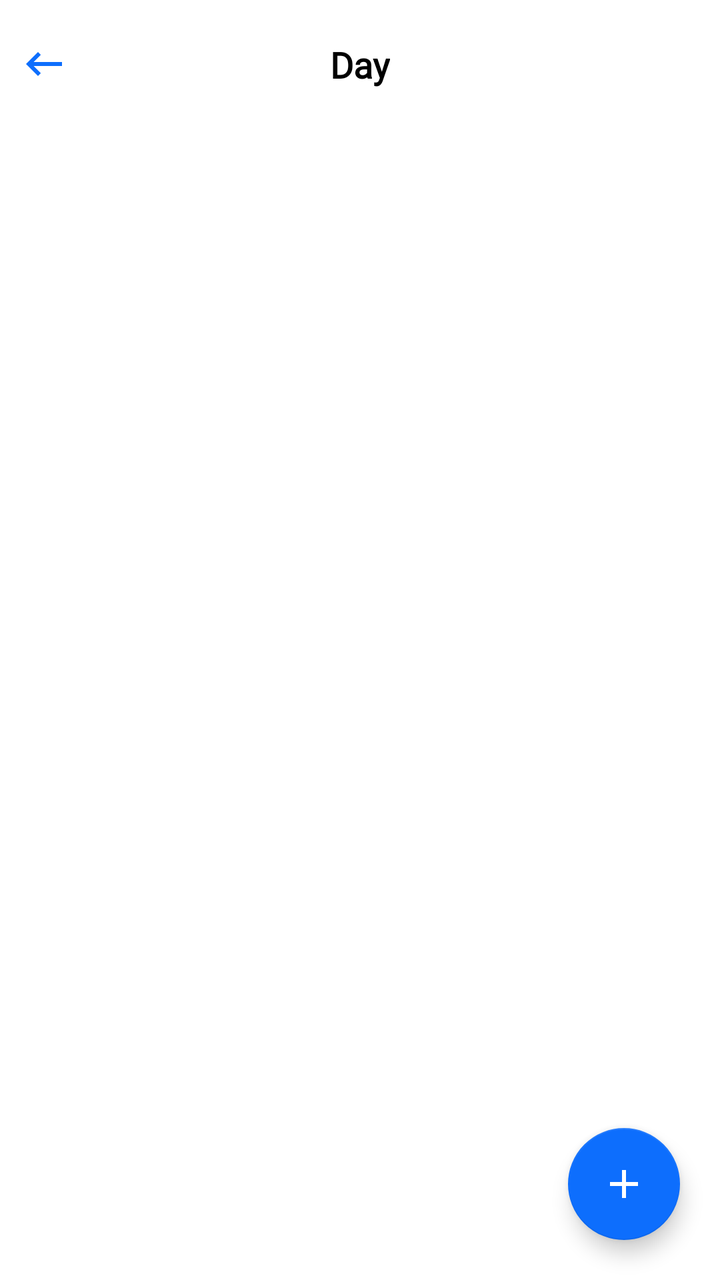
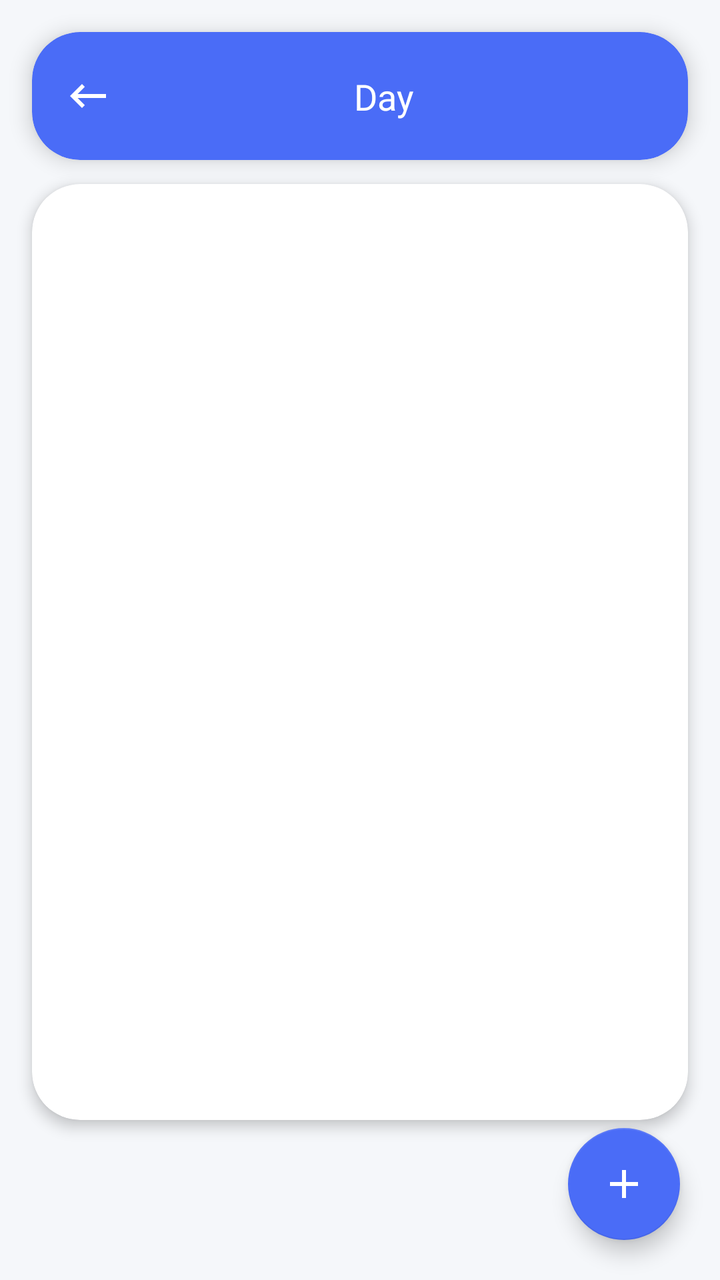

Compare the two renders of this Android layout. The source of the first and the diff that turns it into the second are given below.
<!-- AndroidManifest.xml: application theme Theme.LMSKotlin -->
<!-- res/layout/activity_time_table.xml -->
<?xml version="1.0" encoding="utf-8"?>
<RelativeLayout xmlns:android="http://schemas.android.com/apk/res/android"
    xmlns:app="http://schemas.android.com/apk/res-auto"
    xmlns:tools="http://schemas.android.com/tools"
    android:layout_width="match_parent"
    android:layout_height="match_parent"
    android:background="@color/white"
    tools:context=".TimeTableActivity">

    <RelativeLayout
        android:id="@+id/toolbarRl"
        android:layout_width="match_parent"
        android:layout_height="wrap_content"
        android:layout_marginTop="20dp"
        android:elevation="20dp"
        android:gravity="center_vertical">

        <ImageView
            android:id="@+id/backBtn"
            android:layout_width="wrap_content"
            android:layout_height="wrap_content"
            android:layout_marginStart="10dp"
            android:src="@drawable/ic_back_black"
            app:tint="@color/colorPrimary" />

        <TextView
            android:id="@+id/dayTv"
            android:layout_width="wrap_content"
            android:layout_height="wrap_content"
            android:layout_centerHorizontal="true"
            android:fontFamily="@font/segoe_ui_bold"
            android:text="Day"
            android:textColor="@color/black"
            android:textSize="18sp"
            android:textStyle="bold" />

    </RelativeLayout>

    <RelativeLayout
        android:id="@+id/classRv"
        android:layout_width="match_parent"
        android:layout_height="wrap_content"
        android:layout_below="@id/toolbarRl"
        android:layout_marginTop="20dp"
        android:layout_marginBottom="60dp">

        <androidx.recyclerview.widget.RecyclerView
            android:id="@+id/timeTableRv"
            android:layout_width="match_parent"
            android:layout_height="wrap_content"
            android:layout_marginEnd="5dp"
            android:layout_marginStart="5dp"
            android:orientation="vertical"
            app:layoutManager="androidx.recyclerview.widget.LinearLayoutManager"
            tools:listitem="@layout/row_timetable" />

    </RelativeLayout>




    <com.google.android.material.floatingactionbutton.FloatingActionButton
        android:id="@+id/updateTimeTableBtn"
        android:layout_width="72dp"
        android:layout_height="72dp"
        android:layout_alignParentBottom="true"
        android:layout_alignParentEnd="true"
        android:layout_marginBottom="20dp"
        android:layout_marginEnd="20dp"
        android:src="@drawable/ic_add_white"
        app:tint="@color/white"
        android:elevation="12sp" />


</RelativeLayout>
<!-- res/layout/row_timetable.xml (included above) -->
<androidx.cardview.widget.CardView xmlns:android="http://schemas.android.com/apk/res/android"
    xmlns:app="http://schemas.android.com/apk/res-auto"
    android:layout_width="match_parent"
    android:layout_height="180dp"
    xmlns:ndroid="http://schemas.android.com/tools"
    android:elevation="10dp"
    android:layout_marginStart="10dp"
    android:layout_marginEnd="10dp"
    android:layout_marginTop="10dp"
    android:layout_marginBottom="10dp"
    app:cardBackgroundColor="@color/white"
    app:cardCornerRadius="20dp">

    <RelativeLayout
        android:layout_width="match_parent"
        android:layout_height="match_parent">

        <TextView
            android:id="@+id/startTimeTv"
            android:layout_width="60dp"
            android:layout_height="60dp"
            android:layout_alignParentTop="true"
            android:layout_marginStart="10dp"
            android:layout_marginTop="15dp"
            android:background="@drawable/shape_rect_06"
            android:backgroundTint="#FBEAEB"
            android:fontFamily="@font/seg_ui_semibold"
            android:gravity="center"
            android:padding="5dp"
            android:text="9:30 am"
            android:textColor="@color/black"
            android:textSize="18sp" />

        <TextView
            android:id="@+id/endTimeTv"
            android:layout_width="60dp"
            android:layout_height="60dp"
            android:layout_alignParentBottom="true"
            android:layout_marginBottom="15dp"
            android:layout_marginStart="10dp"
            android:background="@drawable/shape_rect_06"
            android:backgroundTint="#FBEAEB"
            android:fontFamily="@font/seg_ui_semibold"
            android:gravity="center"
            android:padding="5dp"
            android:text="9:30 am"
            android:textColor="@color/black"
            android:textSize="18sp" />

        <TextView
            android:id="@+id/subNameTv"
            android:layout_width="match_parent"
            android:layout_height="wrap_content"
            android:layout_marginEnd="5dp"
            android:layout_marginStart="30dp"
            android:layout_marginTop="10dp"
            android:layout_toEndOf="@id/startTimeTv"
            android:drawablePadding="22dp"
            android:drawableStart="@drawable/ic_library_primary"
            android:drawableTint="@color/black"
            android:fontFamily="@font/segoe_ui_bold"
            android:maxLines="1"
            android:text="Subject Name"
            android:textAlignment="textStart"
            android:textColor="@color/black"
            android:textSize="16sp" />

        <TextView
            android:id="@+id/teacherNameTv"
            android:layout_width="match_parent"
            android:layout_height="wrap_content"
            android:layout_below="@id/subNameTv"
            android:layout_centerInParent="true"
            android:layout_marginEnd="5dp"
            android:layout_marginStart="30dp"
            android:layout_marginTop="15dp"
            android:layout_toEndOf="@id/startTimeTv"
            android:drawablePadding="22dp"
            android:drawableStart="@drawable/ic_person_gray"
            android:drawableTint="@color/colorGray02"
            android:fontFamily="@font/seg_ui_semibold"
            android:maxLines="1"
            android:text="Anurag Kashyap"
            android:textSize="16sp"
            ndroid:layout_toEndOf="@id/startTimeTv" />

        <TextView
            android:id="@+id/ongoingTopicTv"
            android:layout_width="match_parent"
            android:layout_height="wrap_content"
            android:layout_below="@id/teacherNameTv"
            android:layout_centerInParent="true"
            android:layout_marginEnd="5dp"
            android:layout_marginStart="30dp"
            android:layout_marginTop="15dp"
            android:layout_toEndOf="@id/startTimeTv"
            android:drawablePadding="22dp"
            android:drawableStart="@drawable/ic_library_primary"
            android:drawableTint="@color/colorGray02"
            android:fontFamily="@font/seg_ui_semibold"
            android:gravity="center_vertical"
            android:maxLines="1"
            android:text="Ongoing Topic"
            android:textSize="16sp"
            ndroid:layout_toEndOf="@id/startTimeTv" />

        <TextView
            android:id="@+id/syllabusCompletedTv"
            android:layout_width="wrap_content"
            android:layout_height="wrap_content"
            android:layout_alignParentBottom="true"
            android:layout_centerInParent="true"
            android:layout_marginBottom="20dp"
            android:layout_marginStart="30dp"
            android:layout_toEndOf="@id/endTimeTv"
            android:fontFamily="@font/segoe_ui_bold"
            android:text="92%"
            android:textColor="@color/black"
            android:textSize="16sp"
            ndroid:layout_toEndOf="@id/startTimeTv" />

        <TextView
            android:id="@+id/tv"
            android:layout_width="wrap_content"
            android:layout_height="wrap_content"
            android:layout_alignParentBottom="true"
            android:layout_marginBottom="17dp"
            android:layout_marginStart="10dp"
            android:layout_toEndOf="@id/syllabusCompletedTv"
            android:fontFamily="@font/seg_ui_semibold"
            android:text="Syllabus completed"
            android:textSize="16sp" />

    </RelativeLayout>

</androidx.cardview.widget.CardView>
<!-- resources referenced by this layout -->
<resources>
  <color name="black">#FF000000</color>
  <color name="colorGray02">#959595</color>
  <color name="colorPrimary">#0d6efd</color>
  <color name="white">#FFFFFFFF</color>
  <!-- drawable ic_add_white (drawable) -->
  <vector android:height="24dp" android:tint="#FFFFFF"
      android:viewportHeight="24" android:viewportWidth="24"
      android:width="24dp" xmlns:android="http://schemas.android.com/apk/res/android">
      <path android:fillColor="@android:color/white" android:pathData="M19,13h-6v6h-2v-6H5v-2h6V5h2v6h6v2z"/>
  </vector>
  <!-- drawable ic_back_black (drawable) -->
  <vector android:autoMirrored="true" android:height="24dp"
      android:tint="#000000" android:viewportHeight="24"
      android:viewportWidth="24" android:width="24dp" xmlns:android="http://schemas.android.com/apk/res/android">
      <path android:fillColor="@android:color/white" android:pathData="M21,11H6.83l3.58,-3.59L9,6l-6,6 6,6 1.41,-1.41L6.83,13H21z"/>
  </vector>
  <!-- drawable ic_library_primary (drawable) -->
  <vector android:autoMirrored="true" android:height="24dp"
      android:tint="@color/colorPrimary" android:viewportHeight="24"
      android:viewportWidth="24" android:width="24dp" xmlns:android="http://schemas.android.com/apk/res/android">
      <path android:fillColor="@android:color/white" android:pathData="M21,5c-1.11,-0.35 -2.33,-0.5 -3.5,-0.5c-1.95,0 -4.05,0.4 -5.5,1.5c-1.45,-1.1 -3.55,-1.5 -5.5,-1.5S2.45,4.9 1,6v14.65c0,0.25 0.25,0.5 0.5,0.5c0.1,0 0.15,-0.05 0.25,-0.05C3.1,20.45 5.05,20 6.5,20c1.95,0 4.05,0.4 5.5,1.5c1.35,-0.85 3.8,-1.5 5.5,-1.5c1.65,0 3.35,0.3 4.75,1.05c0.1,0.05 0.15,0.05 0.25,0.05c0.25,0 0.5,-0.25 0.5,-0.5V6C22.4,5.55 21.75,5.25 21,5zM21,18.5c-1.1,-0.35 -2.3,-0.5 -3.5,-0.5c-1.7,0 -4.15,0.65 -5.5,1.5V8c1.35,-0.85 3.8,-1.5 5.5,-1.5c1.2,0 2.4,0.15 3.5,0.5V18.5z"/>
      <path android:fillColor="@android:color/white" android:pathData="M17.5,10.5c0.88,0 1.73,0.09 2.5,0.26V9.24C19.21,9.09 18.36,9 17.5,9c-1.7,0 -3.24,0.29 -4.5,0.83v1.66C14.13,10.85 15.7,10.5 17.5,10.5z"/>
      <path android:fillColor="@android:color/white" android:pathData="M13,12.49v1.66c1.13,-0.64 2.7,-0.99 4.5,-0.99c0.88,0 1.73,0.09 2.5,0.26V11.9c-0.79,-0.15 -1.64,-0.24 -2.5,-0.24C15.8,11.66 14.26,11.96 13,12.49z"/>
      <path android:fillColor="@android:color/white" android:pathData="M17.5,14.33c-1.7,0 -3.24,0.29 -4.5,0.83v1.66c1.13,-0.64 2.7,-0.99 4.5,-0.99c0.88,0 1.73,0.09 2.5,0.26v-1.52C19.21,14.41 18.36,14.33 17.5,14.33z"/>
  </vector>
  <!-- drawable ic_person_gray (drawable) -->
  <vector android:height="24dp" android:tint="#FFFFFF"
      android:viewportHeight="24" android:viewportWidth="24"
      android:width="24dp" xmlns:android="http://schemas.android.com/apk/res/android">
      <path android:fillColor="@android:color/white" android:pathData="M12,12c2.21,0 4,-1.79 4,-4s-1.79,-4 -4,-4 -4,1.79 -4,4 1.79,4 4,4zM12,14c-2.67,0 -8,1.34 -8,4v2h16v-2c0,-2.66 -5.33,-4 -8,-4z"/>
  </vector>
  <!-- drawable shape_rect_06 (drawable) -->
  <?xml version="1.0" encoding="utf-8"?>
  <shape xmlns:android="http://schemas.android.com/apk/res/android"
      android:shape="rectangle">
  
      <solid android:color="@color/white"/>
  
      <corners android:radius="10dp"/>
      <stroke android:color="@color/Gray01"
          android:width="0.5dp"/>
  
  </shape>
  <style name="Theme.LMSKotlin" parent="Theme.MaterialComponents.DayNight.NoActionBar">
          
          <item name="colorPrimary">@color/colorPrimary</item>
          <item name="colorPrimaryVariant">@color/colorPrimary</item>
          <item name="colorOnPrimary">@color/white</item>
          
          <item name="colorSecondary">@color/colorPrimary</item>
          <item name="colorSecondaryVariant">@color/colorPrimary</item>
          <item name="colorOnSecondary">@color/black</item>
          
          <item name="android:statusBarColor">?attr/colorPrimaryVariant</item>
          
      </style>
  <color name="Gray01">#655E5E</color>
</resources>

<!-- the commit's change to res/layout/activity_time_table.xml (unified diff, before → after) -->
@@ -1,78 +1,100 @@
 <?xml version="1.0" encoding="utf-8"?>
-<RelativeLayout xmlns:android="http://schemas.android.com/apk/res/android"
+<androidx.constraintlayout.widget.ConstraintLayout
+    xmlns:android="http://schemas.android.com/apk/res/android"
     xmlns:app="http://schemas.android.com/apk/res-auto"
     xmlns:tools="http://schemas.android.com/tools"
     android:layout_width="match_parent"
     android:layout_height="match_parent"
-    android:background="@color/white"
+    android:background="#F5F7FA"
     tools:context=".TimeTableActivity">
 
-    <RelativeLayout
-        android:id="@+id/toolbarRl"
-        android:layout_width="match_parent"
-        android:layout_height="wrap_content"
-        android:layout_marginTop="20dp"
-        android:elevation="20dp"
-        android:gravity="center_vertical">
-
-        <ImageView
-            android:id="@+id/backBtn"
-            android:layout_width="wrap_content"
-            android:layout_height="wrap_content"
-            android:layout_marginStart="10dp"
-            android:src="@drawable/ic_back_black"
-            app:tint="@color/colorPrimary" />
-
-        <TextView
-            android:id="@+id/dayTv"
-            android:layout_width="wrap_content"
-            android:layout_height="wrap_content"
-            android:layout_centerHorizontal="true"
-            android:fontFamily="@font/segoe_ui_bold"
-            android:text="Day"
-            android:textColor="@color/black"
-            android:textSize="18sp"
-            android:textStyle="bold" />
-
-    </RelativeLayout>
-
-    <RelativeLayout
-        android:id="@+id/classRv"
-        android:layout_width="match_parent"
-        android:layout_height="wrap_content"
-        android:layout_below="@id/toolbarRl"
-        android:layout_marginTop="20dp"
-        android:layout_marginBottom="60dp">
+    
+    <com.google.android.material.card.MaterialCardView
+        android:id="@+id/headerCard"
+        android:layout_width="0dp"
+        android:layout_height="64dp"
+        android:layout_margin="16dp"
+        app:cardCornerRadius="24dp"
+        app:cardElevation="6dp"
+        app:cardBackgroundColor="#4A6CF7"
+        app:layout_constraintTop_toTopOf="parent"
+        app:layout_constraintStart_toStartOf="parent"
+        app:layout_constraintEnd_toEndOf="parent">
+
+        <androidx.constraintlayout.widget.ConstraintLayout
+            android:layout_width="match_parent"
+            android:layout_height="match_parent"
+            android:paddingStart="16dp"
+            android:paddingEnd="16dp">
+
+            <ImageView
+                android:id="@+id/backBtn"
+                android:layout_width="24dp"
+                android:layout_height="24dp"
+                android:src="@drawable/ic_back_black"
+                app:tint="#FFFFFF"
+                app:layout_constraintStart_toStartOf="parent"
+                app:layout_constraintTop_toTopOf="parent"
+                app:layout_constraintBottom_toBottomOf="parent"/>
+
+            <TextView
+                android:id="@+id/dayTv"
+                android:layout_width="wrap_content"
+                android:layout_height="wrap_content"
+                android:text="Day"
+                android:textColor="#FFFFFF"
+                android:fontFamily="@font/segoe_ui_bold"
+                android:textSize="18sp"
+                app:layout_constraintStart_toEndOf="@id/backBtn"
+                app:layout_constraintEnd_toEndOf="parent"
+                app:layout_constraintTop_toTopOf="parent"
+                app:layout_constraintBottom_toBottomOf="parent"/>
+
+        </androidx.constraintlayout.widget.ConstraintLayout>
+
+    </com.google.android.material.card.MaterialCardView>
+
+    
+    <com.google.android.material.card.MaterialCardView
+        android:id="@+id/classCard"
+        android:layout_width="0dp"
+        android:layout_height="0dp"
+        android:layout_marginStart="16dp"
+        android:layout_marginEnd="16dp"
+        android:layout_marginTop="12dp"
+        android:layout_marginBottom="80dp"
+        app:cardCornerRadius="24dp"
+        app:cardElevation="4dp"
+        app:cardBackgroundColor="#FFFFFF"
+        app:layout_constraintTop_toBottomOf="@id/headerCard"
+        app:layout_constraintBottom_toBottomOf="parent"
+        app:layout_constraintStart_toStartOf="parent"
+        app:layout_constraintEnd_toEndOf="parent">
 
         <androidx.recyclerview.widget.RecyclerView
             android:id="@+id/timeTableRv"
             android:layout_width="match_parent"
-            android:layout_height="wrap_content"
-            android:layout_marginEnd="5dp"
-            android:layout_marginStart="5dp"
-            android:orientation="vertical"
-            app:layoutManager="androidx.recyclerview.widget.LinearLayoutManager"
-            tools:listitem="@layout/row_timetable" />
-
-    </RelativeLayout>
-
-
-
-
+            android:layout_height="match_parent"
+            android:padding="12dp"
+            tools:listitem="@layout/row_timetable"/>
+
+    </com.google.android.material.card.MaterialCardView>
+
+    
     <com.google.android.material.floatingactionbutton.FloatingActionButton
         android:id="@+id/updateTimeTableBtn"
-        android:layout_width="72dp"
-        android:layout_height="72dp"
-        android:layout_alignParentBottom="true"
-        android:layout_alignParentEnd="true"
-        android:layout_marginBottom="20dp"
-        android:layout_marginEnd="20dp"
+        android:layout_width="56dp"
+        android:layout_height="56dp"
+        android:layout_margin="20dp"
+        android:contentDescription="Add"
         android:src="@drawable/ic_add_white"
-        app:tint="@color/white"
-        android:elevation="12sp" />
-
-
-</RelativeLayout>
+        app:tint="#FFFFFF"
+        app:backgroundTint="#4A6CF7"
+        app:elevation="6dp"
+        app:layout_constraintBottom_toBottomOf="parent"
+        app:layout_constraintEnd_toEndOf="parent"/>
+
+</androidx.constraintlayout.widget.ConstraintLayout>
 <!-- res/layout/row_timetable.xml (included above) -->
 <androidx.cardview.widget.CardView xmlns:android="http://schemas.android.com/apk/res/android"
     xmlns:app="http://schemas.android.com/apk/res-auto"
